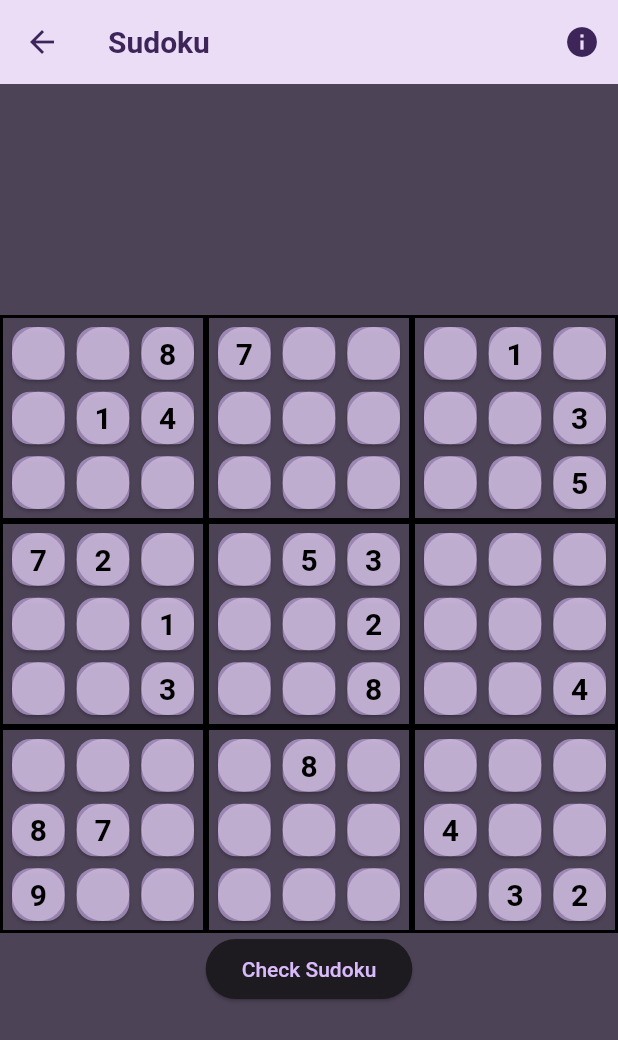
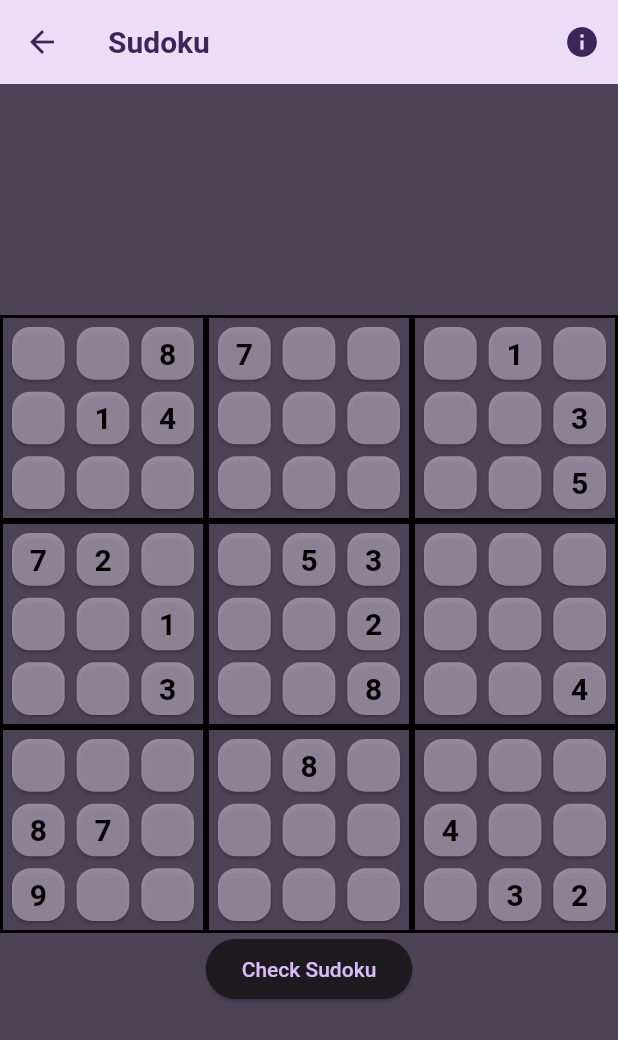
Before and after one commit to Ahmedazim7804/sudokuApp, a Flutter app: the screen it shows after launch, after a tap on "Play", on a phone screen of 412 x 824 dp. Shown: the top 1040 px of the screen. Run offline on Flutter 3.47's test engine with Material 2 defaults, Android fonts, the light colour scheme and no system bars.

Commit message:
updated cell styles

```diff
--- a/lib/widgets/cell.dart
+++ b/lib/widgets/cell.dart
@@ -102,12 +102,12 @@ class _Cell extends State<Cell> {
     return GestureDetector(
       onTap: widget.disabled ? null : _showMenu,
       child: Card(
-        color: Theme.of(context).colorScheme.primary.withAlpha(150),
+        color: widget.color,
         child: Container(
           decoration: BoxDecoration(
-              borderRadius: BorderRadius.circular(20),
-              shape: BoxShape.rectangle,
-              color: widget.color),
+            borderRadius: BorderRadius.circular(20),
+            shape: BoxShape.rectangle,
+          ),
           alignment: Alignment.center,
           child: Text(
             widget.cellValue == 0 ? "" : widget.cellValue.toString(),
```
